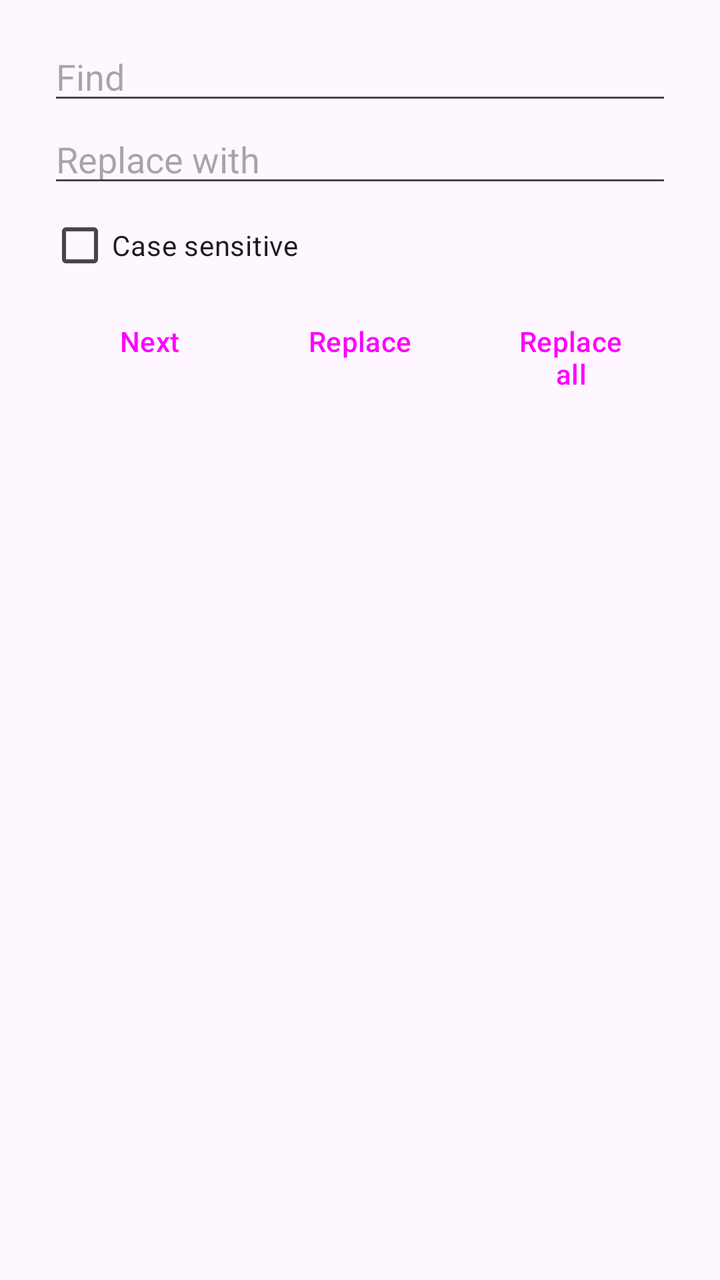
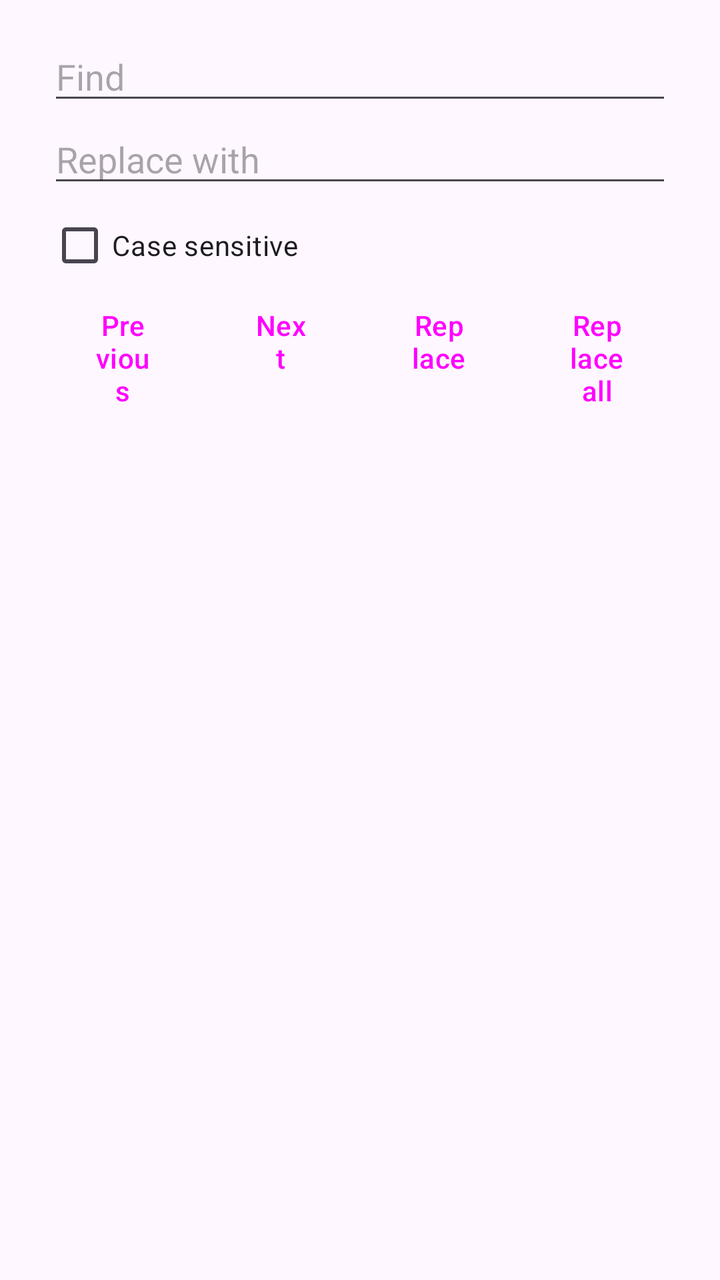

Screens rendered from an Android XML layout before and after an edit, with the pre-edit source and the edit as a unified diff.
<!-- AndroidManifest.xml: application theme Theme.RockEdit -->
<!-- res/layout/dialog_find.xml -->
<?xml version="1.0" encoding="utf-8"?>
<LinearLayout xmlns:android="http://schemas.android.com/apk/res/android"
    android:layout_width="match_parent"
    android:layout_height="wrap_content"
    android:orientation="vertical"
    android:paddingStart="24dp"
    android:paddingEnd="24dp"
    android:paddingTop="16dp">

    <EditText
        android:id="@+id/find_input"
        android:layout_width="match_parent"
        android:layout_height="wrap_content"
        android:hint="@string/find_hint"
        android:imeOptions="actionNext"
        android:inputType="text"
        android:singleLine="true" />

    <EditText
        android:id="@+id/replace_input"
        android:layout_width="match_parent"
        android:layout_height="wrap_content"
        android:hint="@string/replace_hint"
        android:imeOptions="actionDone"
        android:inputType="text"
        android:singleLine="true" />

    <CheckBox
        android:id="@+id/case_sensitive"
        android:layout_width="match_parent"
        android:layout_height="wrap_content"
        android:text="@string/case_sensitive" />

    <LinearLayout
        android:layout_width="match_parent"
        android:layout_height="wrap_content"
        android:orientation="horizontal"
        android:paddingBottom="8dp">

        <Button
            android:id="@+id/btn_next"
            style="?attr/materialButtonOutlinedStyle"
            android:layout_width="0dp"
            android:layout_height="wrap_content"
            android:layout_marginEnd="4dp"
            android:layout_weight="1"
            android:text="@string/find_next" />

        <Button
            android:id="@+id/btn_replace"
            style="?attr/materialButtonOutlinedStyle"
            android:layout_width="0dp"
            android:layout_height="wrap_content"
            android:layout_marginEnd="4dp"
            android:layout_weight="1"
            android:text="@string/replace_one" />

        <Button
            android:id="@+id/btn_replace_all"
            style="?attr/materialButtonOutlinedStyle"
            android:layout_width="0dp"
            android:layout_height="wrap_content"
            android:layout_weight="1"
            android:text="@string/replace_all" />
    </LinearLayout>
</LinearLayout>
<!-- resources referenced by this layout -->
<resources>
  <string name="case_sensitive">Case sensitive</string>
  <string name="find_hint">Find</string>
  <string name="find_next">Next</string>
  <string name="replace_all">Replace all</string>
  <string name="replace_hint">Replace with</string>
  <string name="replace_one">Replace</string>
  <style name="Theme.RockEdit" parent="Theme.Material3.DayNight.NoActionBar">
          <item name="android:statusBarColor">@android:color/transparent</item>
          <item name="android:windowLightStatusBar">false</item>
      </style>
</resources>

<!-- the commit's change to res/layout/dialog_find.xml (unified diff, before → after) -->
@@ -31,11 +31,32 @@
         android:layout_height="wrap_content"
         android:text="@string/case_sensitive" />
 
+    
+    <TextView
+        android:id="@+id/find_counter"
+        android:layout_width="match_parent"
+        android:layout_height="wrap_content"
+        android:fontFamily="monospace"
+        android:gravity="end"
+        android:paddingTop="4dp"
+        android:textColor="@color/gutter_text"
+        android:textSize="13sp"
+        android:visibility="gone" />
+
     <LinearLayout
         android:layout_width="match_parent"
         android:layout_height="wrap_content"
         android:orientation="horizontal"
         android:paddingBottom="8dp">
+
+        <Button
+            android:id="@+id/btn_prev"
+            style="?attr/materialButtonOutlinedStyle"
+            android:layout_width="0dp"
+            android:layout_height="wrap_content"
+            android:layout_marginEnd="4dp"
+            android:layout_weight="1"
+            android:text="@string/find_prev" />
 
         <Button
             android:id="@+id/btn_next"
<!-- resource entries referenced after the edit -->
@@ -1,8 +1,10 @@
 <!-- resources referenced by this layout -->
 <resources>
+  <color name="gutter_text">#64748B</color>
   <string name="case_sensitive">Case sensitive</string>
   <string name="find_hint">Find</string>
   <string name="find_next">Next</string>
+  <string name="find_prev">Previous</string>
   <string name="replace_all">Replace all</string>
   <string name="replace_hint">Replace with</string>
   <string name="replace_one">Replace</string>
